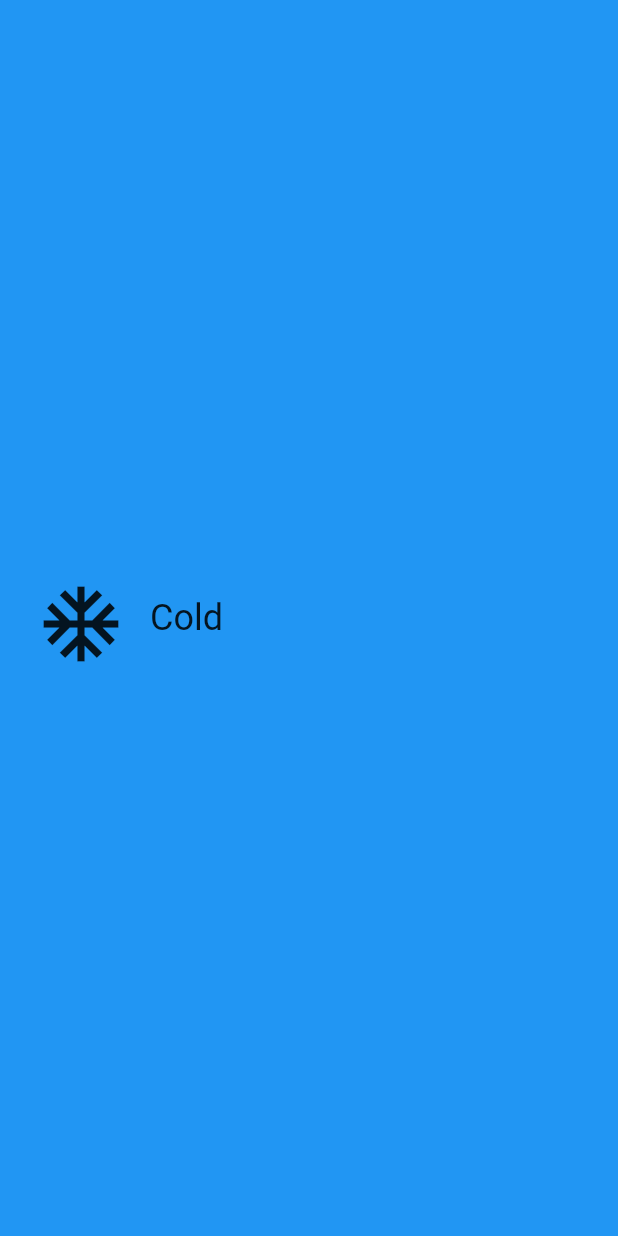
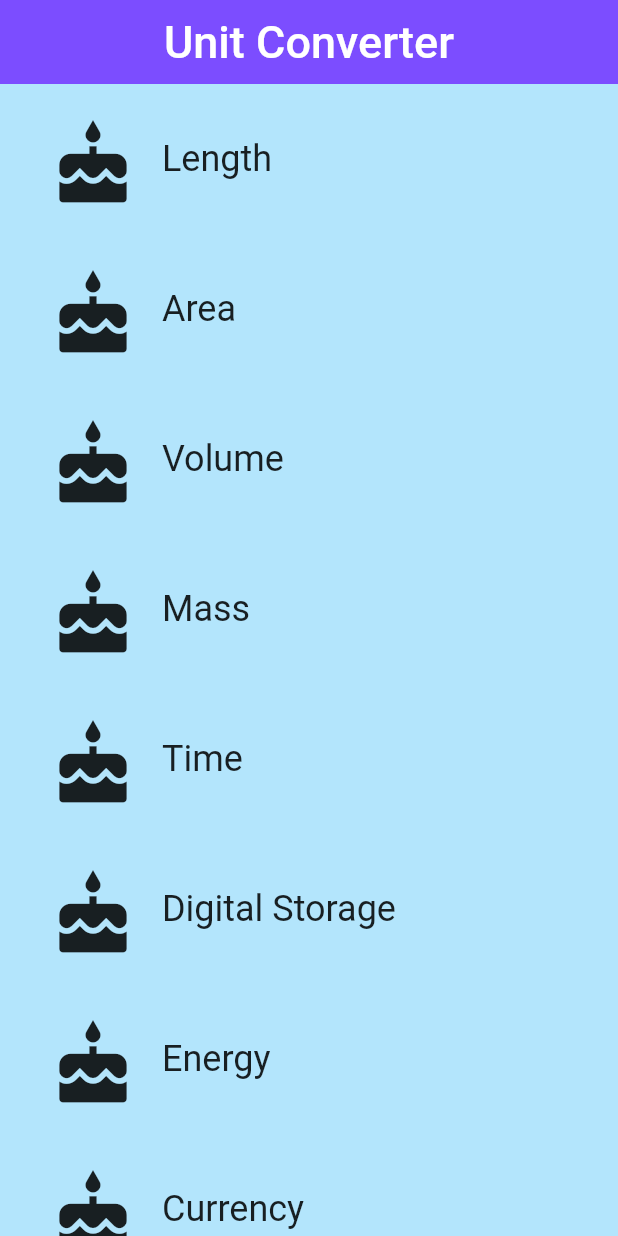
Before and after one commit to Danishkhan007/Flutter, a Flutter app: the screen it shows after launch, on a phone screen of 412 x 824 dp. Run offline on Flutter 3.47's test engine with Material 2 defaults, Android fonts, the phone set to English and light mode, and no system bars.

Commit message:
Added the ListWidget to show list of items
- This is level 2... where we will learn to create list of our custom created widgets

```diff
--- a/custom_cell_widget/lib/main.dart
+++ b/custom_cell_widget/lib/main.dart
@@ -1,11 +1,8 @@
 
 
 import 'package:flutter/material.dart';
+import 'package:custom_cell_widget/measurementList_route.dart';
 
-//our custom cell
-import 'package:custom_cell_widget/ListCell.dart';
-
-// TODO: Pass this information into your custom [Category] widget
 const _categoryName = 'Cold';
 const _categoryIcon = Icons.ac_unit;
 const _categoryColor = Colors.greenAccent;
@@ -23,17 +20,7 @@ class UnitConverterApp extends StatelessWidget {
     return MaterialApp(
       debugShowCheckedModeBanner: false,
       title: 'Unit Converter',
-      home: Scaffold(
-        backgroundColor: Colors.blue,
-        body: Center(
-          // TODO: Determine what properties you'll need to pass into the widget
-          child: ListCell(
-            name: _categoryName,
-            color: _categoryColor,
-            iconLocation: _categoryIcon,
-          ),
-        ),
-      ),
+      home: MeasureListRoute()
     );
   }
 }
--- /dev/null
+++ b/custom_cell_widget/lib/measurementList_route.dart
@@ -0,0 +1,78 @@
+import 'package:flutter/material.dart';
+import 'package:custom_cell_widget/ListCell.dart';
+
+final _backgroundColor = Colors.lightBlue[100];
+
+
+class MeasureListRoute extends StatelessWidget {
+  const MeasureListRoute();
+
+  static const _listCellNames = <String>[
+    'Length',
+    'Area',
+    'Volume',
+    'Mass',
+    'Time',
+    'Digital Storage',
+    'Energy',
+    'Currency',
+  ];
+
+  static const _baseColors = <Color>[
+    Colors.teal,
+    Colors.orange,
+    Colors.pinkAccent,
+    Colors.blueAccent,
+    Colors.yellow,
+    Colors.greenAccent,
+    Colors.purpleAccent,
+    Colors.red,
+  ];
+
+
+  Widget _buildListCellWidgets(List<Widget> listcells) {
+    return ListView.builder(
+        itemBuilder: (BuildContext context, int index) => listcells[index],
+        itemCount: listcells.length,
+    );
+  }
+
+  @override
+  Widget build(BuildContext context) {
+    // TODO: Create a list of the eight Categories, using the names and colors
+
+    final listOfCell = <ListCell>[];
+
+    for (var i = 0; i < _listCellNames.length; i++) {
+      listOfCell.add(ListCell(
+          name: _listCellNames[i],
+          color: _baseColors[i],
+          iconLocation: Icons.cake)
+      );
+    }
+
+    final listView = Container(
+      color: _backgroundColor,
+      padding: EdgeInsets.symmetric(horizontal: 8.0),
+      child: _buildListCellWidgets(listOfCell) ,
+    );
+
+    final appBar = AppBar(
+      elevation: 0.0,
+      title: Text(
+        'Unit Converter',
+        style: TextStyle(
+          color: Colors.white,
+          fontSize: 30.0,
+        ),
+      ),
+      centerTitle: true,
+      backgroundColor: Colors.deepPurpleAccent,
+    );
+
+    return Scaffold(
+      appBar: appBar,
+      body: listView,
+    );
+  }
+}
```
Also changed, not shown: 4 other files.
